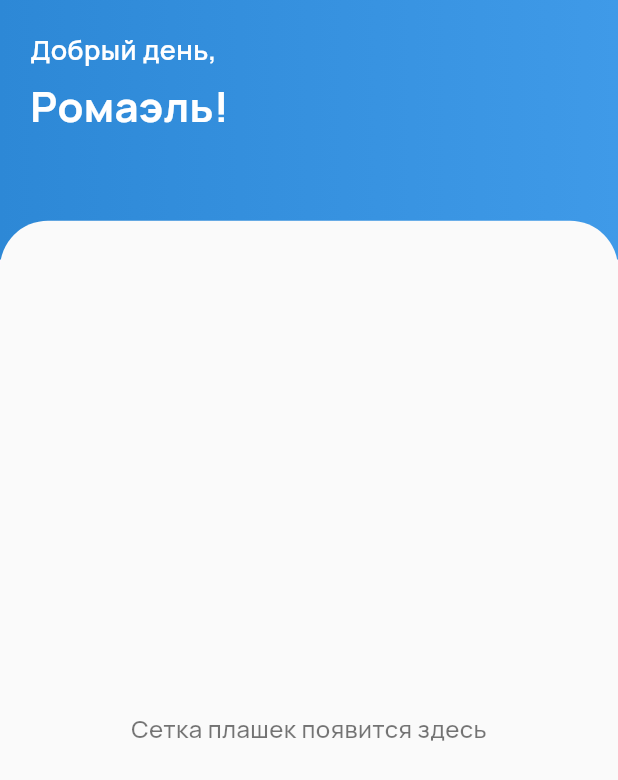
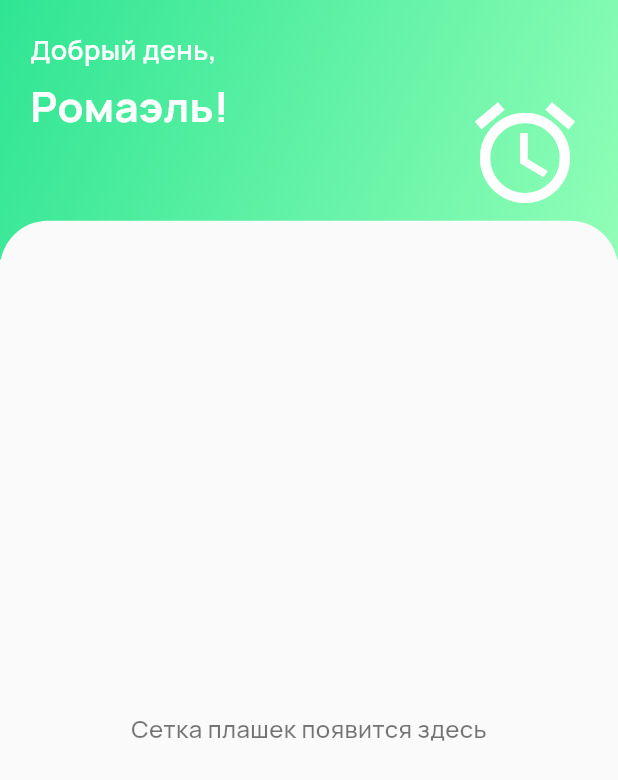
Before and after one commit to ForentDich/Pressure-Oracle, a Flutter app: the screen it shows after launch, on a phone screen of 412 x 824 dp. Shown: the top 780 px of the screen. Run offline on Flutter 3.47's test engine with Material 3 defaults, Android fonts, the phone set to English and light mode, and no system bars.

Commit message:
Мне правда идёт шапонька?
(Изменение шапок)

```diff
--- a/mobile-app/health_oracle/lib/features/home/presentation/widgets/background_gradient.dart
+++ b/mobile-app/health_oracle/lib/features/home/presentation/widgets/background_gradient.dart
@@ -3,61 +3,74 @@ import 'package:flutter/material.dart';
 class BackgroundGradient extends StatelessWidget {
   final double height;
 
-  const BackgroundGradient({
-    super.key,
-    required this.height,
-  });
+  const BackgroundGradient({super.key, required this.height});
 
   @override
   Widget build(BuildContext context) {
-    return Container(
-      width: double.infinity,
-      height: height,
-      decoration: BoxDecoration(
-        gradient: _getTimeBasedGradient(),
-      ),
+    return Stack(
+      children: [
+        Container(
+          width: double.infinity,
+          height: height,
+          decoration: BoxDecoration(gradient: _getTimeBasedGradient()),
+        ),
+
+        Positioned(top: 50, right: 10, child: _getTimeBasedIcon()),
+      ],
     );
   }
 
   Gradient _getTimeBasedGradient() {
     final hour = DateTime.now().hour;
 
-    if (hour >= 5 && hour < 10) {
+    if (hour >= 6 && hour < 12) {
       return const LinearGradient(
-        colors: [
-          Color(0xFF84E9DF),
-          Color(0xFF6BD4CA),
-        ],
-       begin: Alignment.centerRight,
-        end: Alignment.centerLeft,
+        colors: [Color(0xFF2fe593), Color(0xFF91feb7)],
+        begin: Alignment.topLeft,
+        end: Alignment.bottomRight,
       );
-    } else if (hour >= 10 && hour < 16) {
+    } else if (hour >= 12 && hour < 16) {
       return const LinearGradient(
-        colors: [
-          Color(0xFF3F9AE8),
-          Color(0xFF2D88D6),
-        ],
-       begin: Alignment.centerRight,
-        end: Alignment.centerLeft,
+        colors: [Color(0xFF2f93e5), Color(0xFF91b9fe)],
+        begin: Alignment.topLeft,
+        end: Alignment.bottomRight,
       );
     } else if (hour >= 16 && hour < 20) {
       return const LinearGradient(
-        colors: [
-          Color(0xFFEC7263),
-          Color(0xFFDA6152),
-        ],
-        begin: Alignment.centerRight,
-        end: Alignment.centerLeft,
+        colors: [Color(0xFFfa8734), Color(0xFFfad15b)],
+        begin: Alignment.topLeft,
+        end: Alignment.bottomRight,
       );
     } else {
       return const LinearGradient(
-        colors: [
-          Color(0xFF8651AB),
-          Color(0xFF744099),
-        ],
-        begin: Alignment.centerRight,
-        end: Alignment.centerLeft,
+        colors: [Color(0xFF4e3bac), Color(0xFFdc74b1)],
+        begin: Alignment.topLeft,
+        end: Alignment.bottomRight,
       );
     }
   }
+
+  Widget _getTimeBasedIcon() {
+    final hour = DateTime.now().hour;
+
+    if (hour >= 6 && hour < 12) {
+      return _buildSticker(icon: Icons.alarm, color: Colors.white);
+    } else if (hour >= 12 && hour < 16) {
+      return _buildSticker(icon: Icons.wb_sunny_rounded, color: Colors.yellow);
+    } else if (hour >= 16 && hour < 20) {
+      return _buildSticker(icon: Icons.light_mode, color: Colors.yellow);
+    } else {
+      return _buildSticker(
+        icon: Icons.nightlight_rounded,
+        color: Color(0xfffee7b2),
+      );
+    }
+  }
+
+  Widget _buildSticker({required IconData icon, required Color color}) {
+    return Container(
+      padding: const EdgeInsets.all(12),
+      child: Icon(icon, color: color, size: 80),
+    );
+  }
 }
--- a/mobile-app/health_oracle/lib/features/home/presentation/widgets/header_content.dart
+++ b/mobile-app/health_oracle/lib/features/home/presentation/widgets/header_content.dart
@@ -33,11 +33,11 @@ class HeaderContent extends StatelessWidget {
   }
 
   String _getGreetingByTime() {
-    final hour = DateTime.now().hour;
+    final hour = 13;
 
-    if (hour >= 5 && hour < 10) {
+    if (hour >= 6 && hour < 12) {
       return 'Доброе утро,';
-    } else if (hour >= 10 && hour < 16) {
+    } else if (hour >= 12 && hour < 16) {
       return 'Добрый день,';
     } else if (hour >= 16 && hour < 20) {
       return 'Добрый вечер,';
```
